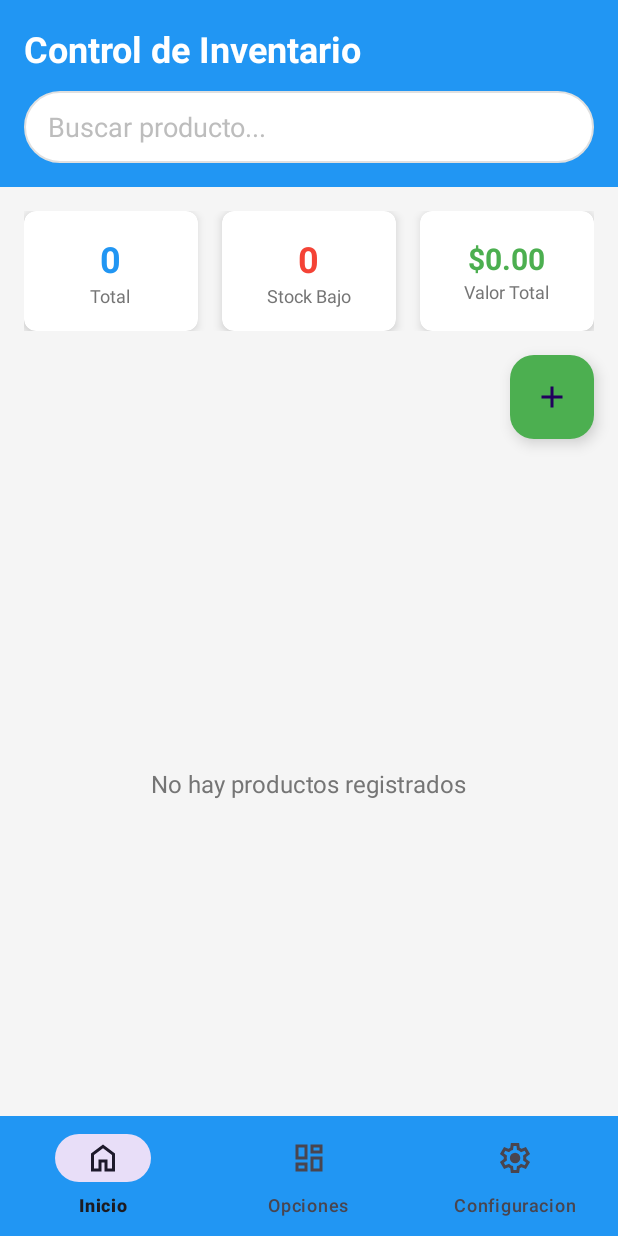
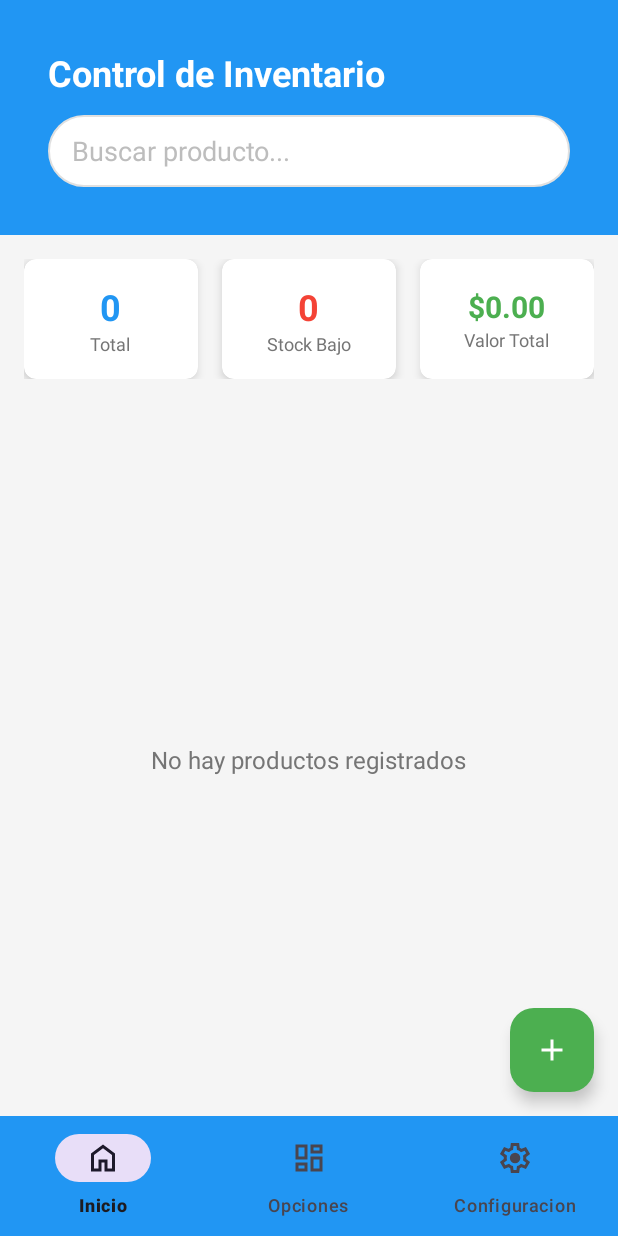
Before and after one commit to KaleNoronha/DM1_P_ANDROID, an Android app: the fragment InicioFragment placed in its activity, on a phone screen of 412 x 824 dp. Run offline under Robolectric (Android 15) with nearby library versions, the phone set to English and light mode, and no system bars; our stand-ins replace Firebase (no records; nobody signed in at launch, a user with empty details on screens opened directly); 1 statement that could not run was skipped.

Commit message:
correcion de commit

```diff
--- a/app/src/main/res/layout/activity_registro.xml
+++ b/app/src/main/res/layout/activity_registro.xml
@@ -48,7 +48,8 @@
             android:layout_width="match_parent"
             android:layout_height="wrap_content"
             app:cardCornerRadius="16dp"
-            app:cardElevation="8dp">
+            app:cardElevation="8dp"
+            app:cardBackgroundColor="@color/white">
 
             <LinearLayout
                 android:layout_width="match_parent"
--- a/app/src/main/res/layout/fragment_inicio.xml
+++ b/app/src/main/res/layout/fragment_inicio.xml
@@ -1,18 +1,24 @@
 <?xml version="1.0" encoding="utf-8"?>
-<LinearLayout xmlns:android="http://schemas.android.com/apk/res/android"
+<androidx.coordinatorlayout.widget.CoordinatorLayout xmlns:android="http://schemas.android.com/apk/res/android"
     xmlns:app="http://schemas.android.com/apk/res-auto"
-    android:orientation="vertical"
+    xmlns:tools="http://schemas.android.com/tools"
     android:layout_width="match_parent"
     android:layout_height="match_parent"
     android:background="@color/background_light">
 
+    <LinearLayout
+        android:orientation="vertical"
+        android:layout_width="match_parent"
+        android:layout_height="match_parent">
+
     <!-- HEADER -->
     <LinearLayout
+
         android:layout_width="match_parent"
         android:layout_height="wrap_content"
         android:background="@color/primary_blue"
         android:orientation="vertical"
-        android:padding="16dp">
+        android:padding="32dp">
 
         <TextView
             android:layout_width="wrap_content"
@@ -46,7 +52,8 @@
             android:layout_weight="1"
             android:layout_marginEnd="8dp"
             app:cardCornerRadius="8dp"
-            app:cardElevation="4dp">
+            app:cardElevation="4dp"
+            app:cardBackgroundColor="@color/white">
 
             <LinearLayout
                 android:layout_width="match_parent"
@@ -58,7 +65,6 @@
                     android:id="@+id/tvTotalProductos"
                     android:layout_width="wrap_content"
                     android:layout_height="wrap_content"
-                    android:text="0"
                     android:textColor="@color/primary_blue"
                     android:textSize="24sp"
                     android:textStyle="bold" />
@@ -79,7 +85,8 @@
             android:layout_marginStart="8dp"
             android:layout_marginEnd="8dp"
             app:cardCornerRadius="8dp"
-            app:cardElevation="4dp">
+            app:cardElevation="4dp"
+            app:cardBackgroundColor="@color/white">
 
             <LinearLayout
                 android:layout_width="match_parent"
@@ -91,7 +98,6 @@
                     android:id="@+id/tvStockBajo"
                     android:layout_width="wrap_content"
                     android:layout_height="wrap_content"
-                    android:text="0"
                     android:textColor="@color/stock_bajo"
                     android:textSize="24sp"
                     android:textStyle="bold" />
@@ -111,7 +117,8 @@
             android:layout_weight="1"
             android:layout_marginStart="8dp"
             app:cardCornerRadius="8dp"
-            app:cardElevation="4dp">
+            app:cardElevation="4dp"
+            app:cardBackgroundColor="@color/white">
 
             <LinearLayout
                 android:layout_width="match_parent"
@@ -123,7 +130,6 @@
                     android:id="@+id/tvValorTotal"
                     android:layout_width="wrap_content"
                     android:layout_height="wrap_content"
-                    android:text="$0"
                     android:textColor="@color/accent_green"
                     android:textSize="20sp"
                     android:textStyle="bold" />
@@ -138,15 +144,7 @@
         </androidx.cardview.widget.CardView>
     </LinearLayout>
 
-    <com.google.android.material.floatingactionbutton.FloatingActionButton
-        android:id="@+id/fabAgregarProducto"
-        android:layout_width="wrap_content"
-        android:layout_height="wrap_content"
-        android:layout_gravity="end"
-        android:layout_marginEnd="16dp"
-        android:layout_marginBottom="8dp"
-        android:src="@drawable/ic_add"
-        app:backgroundTint="@color/accent_green" />
+
 
     <androidx.recyclerview.widget.RecyclerView
         android:id="@+id/rvProductos"
@@ -174,5 +172,15 @@
             android:textColor="@color/text_secondary"
             android:textSize="16sp" />
     </LinearLayout>
+    </LinearLayout>
 
-</LinearLayout>
+    <com.google.android.material.floatingactionbutton.FloatingActionButton
+        android:id="@+id/fabAgregarProducto"
+        android:layout_width="wrap_content"
+        android:layout_height="wrap_content"
+        android:layout_gravity="bottom|end"
+        android:layout_margin="16dp"
+        android:src="@drawable/ic_add"
+        app:backgroundTint="@color/accent_green"
+        app:tint="@color/white" />
+</androidx.coordinatorlayout.widget.CoordinatorLayout>
--- a/app/src/main/res/values-night/themes.xml
+++ b/app/src/main/res/values-night/themes.xml
@@ -1,7 +1,16 @@
 <resources xmlns:tools="http://schemas.android.com/tools">
     <!-- Base application theme. -->
     <style name="Base.Theme.DM1_P_ANDROID" parent="Theme.Material3.DayNight.NoActionBar">
-        <!-- Customize your dark theme here. -->
-        <!-- <item name="colorPrimary">@color/my_dark_primary</item> -->
+        <!-- Colores principales -->
+        <item name="colorPrimary">@color/primary_blue</item>
+        <item name="colorPrimaryVariant">@color/primary_dark</item>
+        <item name="colorSecondary">@color/accent_green</item>
+        <item name="android:colorBackground">@color/background_light</item>
+        <item name="colorSurface">@color/card_background</item>
+
+        <!-- Colores de texto -->
+        <item name="android:textColorPrimary">@color/text_primary</item>
+        <item name="android:textColorSecondary">@color/text_secondary</item>
+        <item name="android:textColorHint">@color/text_hint</item>
     </style>
 </resources>
```
Also changed, not shown: app/src/main/java/com/example/dm1_p_android/LoginActivity.kt (+34 -18 lines), app/src/main/java/com/example/dm1_p_android/RegistroActivity.kt (+21 -2 lines), app/src/main/java/com/example/dm1_p_android/entity/Usuario.kt (+5 -2 lines), app/src/main/java/com/example/dm1_p_android/network/FirebaseUsuarioService.kt (added, +54 -0 lines), app/src/main/java/com/example/dm1_p_android/ui/OpcionesFragment.kt (+74 -38 lines), app/src/main/res/layout/activity_login.xml (+8 -1 lines), app/src/main/res/layout/fragment_configuracion.xml (+5 -2 lines), app/src/main/res/layout/item_producto.xml (+13 -11 lines).
